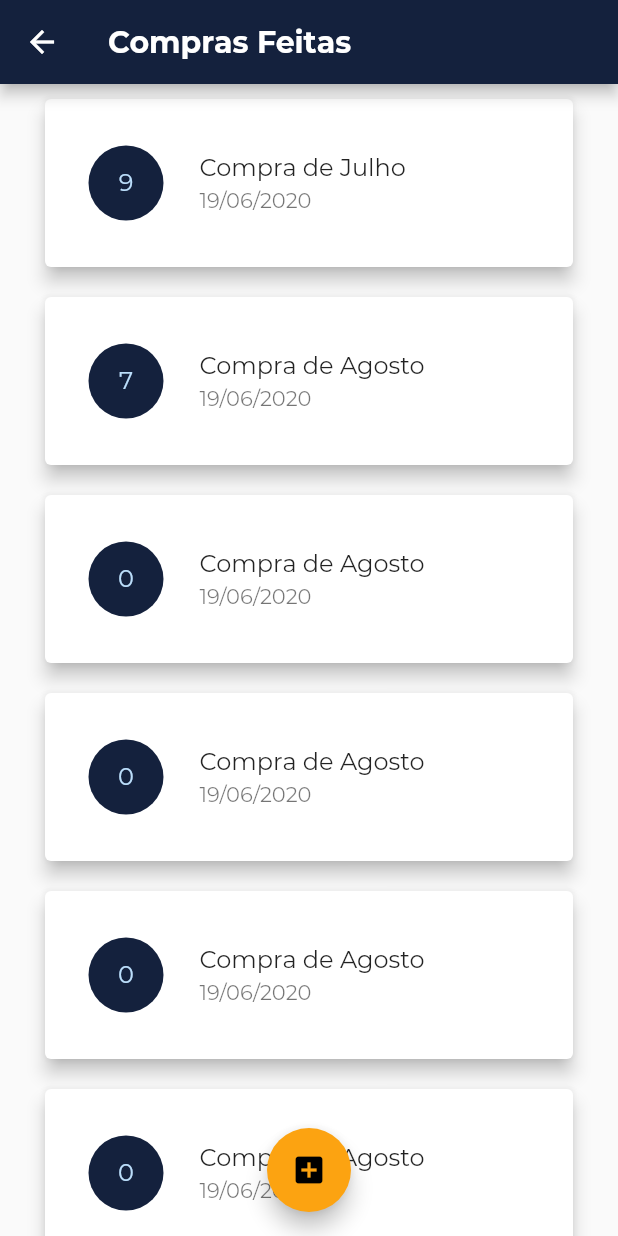
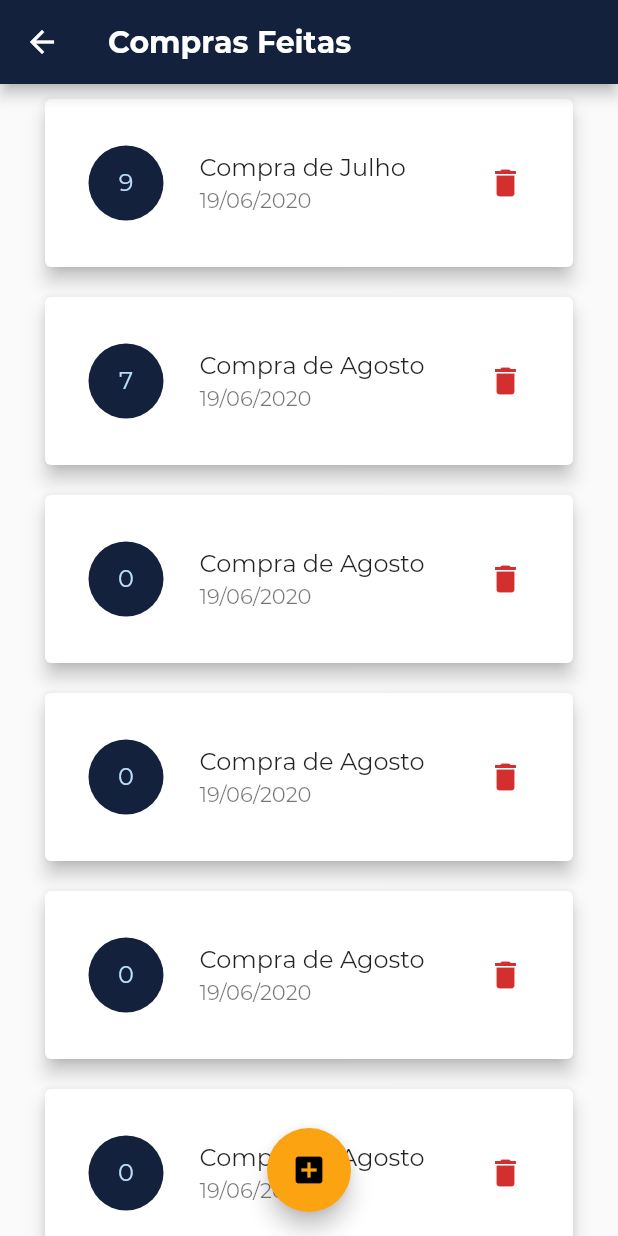
Before and after one commit to owarleysouza/S-Compras, a Flutter app: the Compras screen opened by its route, on a phone screen of 412 x 824 dp. Run offline on Flutter 3.47's test engine with Material 2 defaults, Android fonts, the phone set to English and light mode, and no system bars.

Commit message:
exlcuir uma compra feita implementado e pequena melhoria na logica dos parametros do compra template

```diff
--- a/lib/models/compra.dart
+++ b/lib/models/compra.dart
@@ -2,11 +2,13 @@ import 'package:flutter/foundation.dart';
 import 'package:minhas_compras/models/produto.dart';
 
 class Compra {
+  String id;
   String nome;
   DateTime data;
   List<Produto> listadeprodutos;
 
   Compra({
+    @required this.id,
     @required this.nome,
     @required this.data,
     @required this.listadeprodutos,
--- a/lib/views/compraTemplate.dart
+++ b/lib/views/compraTemplate.dart
@@ -1,25 +1,24 @@
 import 'package:flutter/material.dart';
 import 'package:intl/intl.dart';
-import 'package:minhas_compras/models/produto.dart';
+import 'package:minhas_compras/models/compra.dart';
 import 'package:minhas_compras/views/produtos.dart';
 
 class CompraTemplate extends StatelessWidget {
-  final String nome;
-  final DateTime data;
-  final List<Produto> listadeprodutos;
+  final Compra compra;
+  final Function delCompra;
 
-  CompraTemplate(
-      {@required this.nome,
-      @required this.data,
-      @required this.listadeprodutos});
+  CompraTemplate({
+    @required this.compra,
+    @required this.delCompra,
+  });
 
   @override
   Widget build(BuildContext context) {
     return GestureDetector(
         onTap: () {
           Navigator.of(context).push(MaterialPageRoute(
-            builder: (context) =>
-                Produtos(nome: nome, listadeprodutos: listadeprodutos)));
+              builder: (context) => Produtos(
+                  nome: compra.nome, listadeprodutos: compra.listadeprodutos)));
         },
         child: Card(
           elevation: 5,
@@ -32,14 +31,17 @@ class CompraTemplate extends StatelessWidget {
                 child: CircleAvatar(
                   backgroundColor: Color(0xFF14213D),
                   radius: 30,
-                child: Text(listadeprodutos.length.toString()),
+                  child: Text(compra.listadeprodutos.length.toString()),
                 ),
               ),
-            title: Text(nome),
-            subtitle: Text((DateFormat('dd/MM/y').format(data))),
+              title: Text(compra.nome),
+              subtitle: Text((DateFormat('dd/MM/y').format(compra.data))),
+              trailing: IconButton(
+                  icon: Icon(Icons.delete),
+                  color: Theme.of(context).errorColor,
+                  onPressed: () => delCompra(compra.id)),
             ),
           ),
-      ),
-    );
+        ));
   }
 }
--- a/lib/views/compras.dart
+++ b/lib/views/compras.dart
@@ -1,3 +1,5 @@
+import 'dart:math';
+
 import 'package:flutter/material.dart';
 import 'package:minhas_compras/models/compra.dart';
 import 'package:minhas_compras/models/produto.dart';
@@ -11,7 +13,11 @@ class Compras extends StatefulWidget {
 
 class _ComprasState extends State<Compras> {
   final List<Compra> listadecomprasfeitas = [
-    Compra(nome: "Compra de Julho", data: DateTime.now(), listadeprodutos: [
+    Compra(
+        id: Random().nextDouble().toString(),
+        nome: "Compra de Julho",
+        data: DateTime.now(),
+        listadeprodutos: [
           Produto(nome: "Fuba", quantidade: "2x", categoria: "Grosso"),
           Produto(nome: "Sal", quantidade: "Padrão", categoria: "Grosso"),
           Produto(nome: "Desinfetante", quantidade: "3x", categoria: "LeH"),
@@ -19,34 +25,67 @@ class _ComprasState extends State<Compras> {
           Produto(nome: "Sabonete", quantidade: "Padrão", categoria: "LeH"),
           Produto(nome: "Fio Dental", quantidade: "2x", categoria: "LeH"),
           Produto(
-          nome: "Lâmina de Barbear", quantidade: "Padrão", categoria: "LeH"),
+              nome: "Lâmina de Barbear",
+              quantidade: "Padrão",
+              categoria: "LeH"),
           Produto(nome: "Peixe", quantidade: "3x", categoria: "Frios"),
           Produto(nome: "Salsicha", quantidade: "1x", categoria: "Frios"),
         ]),
-    Compra(nome: "Compra de Agosto", data: DateTime.now(), listadeprodutos: [
+    Compra(
+        id: Random().nextDouble().toString(),
+        nome: "Compra de Agosto",
+        data: DateTime.now(),
+        listadeprodutos: [
           Produto(nome: "Açúcar", quantidade: "2x", categoria: "Grosso"),
           Produto(nome: "Sal", quantidade: "Padrão", categoria: "Grosso"),
           Produto(nome: "Sabonete", quantidade: "Padrão", categoria: "LeH"),
           Produto(nome: "Fio Dental", quantidade: "2x", categoria: "LeH"),
           Produto(
-          nome: "Lâmina de Barbear", quantidade: "Padrão", categoria: "LeH"),
+              nome: "Lâmina de Barbear",
+              quantidade: "Padrão",
+              categoria: "LeH"),
           Produto(nome: "Peixe", quantidade: "3x", categoria: "Frios"),
           Produto(nome: "Salsicha", quantidade: "1x", categoria: "Frios"),
         ]),
-    Compra(nome: "Compra de Agosto", data: DateTime.now(), listadeprodutos: []),
-    Compra(nome: "Compra de Agosto", data: DateTime.now(), listadeprodutos: []),
-    Compra(nome: "Compra de Agosto", data: DateTime.now(), listadeprodutos: []),
-    Compra(nome: "Compra de Agosto", data: DateTime.now(), listadeprodutos: []),
+    Compra(
+        id: Random().nextDouble().toString(),
+        nome: "Compra de Agosto",
+        data: DateTime.now(),
+        listadeprodutos: []),
+    Compra(
+        id: Random().nextDouble().toString(),
+        nome: "Compra de Agosto",
+        data: DateTime.now(),
+        listadeprodutos: []),
+    Compra(
+        id: Random().nextDouble().toString(),
+        nome: "Compra de Agosto",
+        data: DateTime.now(),
+        listadeprodutos: []),
+    Compra(
+        id: Random().nextDouble().toString(),
+        nome: "Compra de Agosto",
+        data: DateTime.now(),
+        listadeprodutos: []),
   ];
 
   _addCompra(String novonome, DateTime datadacompra, List<Produto> produtos) {
-    final novacompra =
-        Compra(nome: novonome, data: datadacompra, listadeprodutos: produtos);
+    final novacompra = Compra(
+        id: Random().nextDouble().toString(),
+        nome: novonome,
+        data: datadacompra,
+        listadeprodutos: produtos);
     setState(() {
       listadecomprasfeitas.add(novacompra);
     });
 
     Navigator.of(context).pop();
+  }
+
+  _delCompra(String id) {
+    setState(() {
+      listadecomprasfeitas.removeWhere((compra) => compra.id == id);
+    });
   }
 
   _openAddShopFormModal(BuildContext context) {
@@ -66,9 +105,9 @@ class _ComprasState extends State<Compras> {
         body: ListView(
           children: <Widget>[
             ...listadecomprasfeitas.map((compra) => CompraTemplate(
-                nome: compra.nome,
-                data: compra.data,
-                listadeprodutos: compra.listadeprodutos)),
+                  compra: compra,
+                  delCompra: _delCompra,
+                )),
             SizedBox(
               height: 70,
             )
```
Also changed, not shown: 1 other file. Lines whose indentation alone changed are shown as unchanged.
